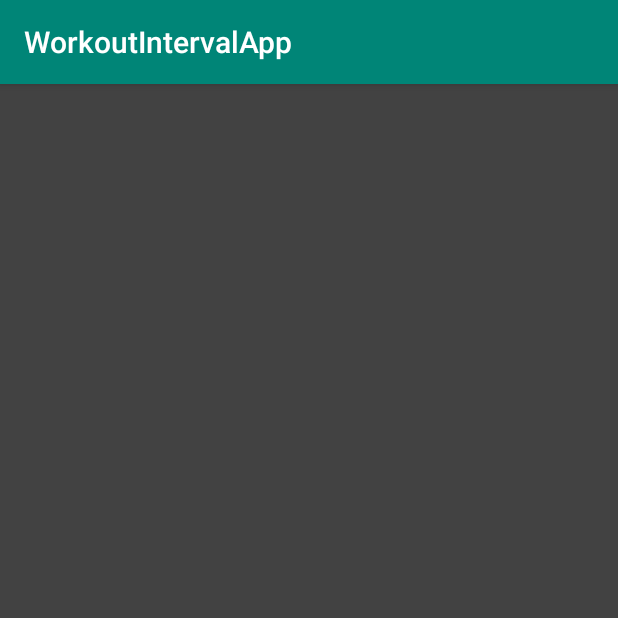
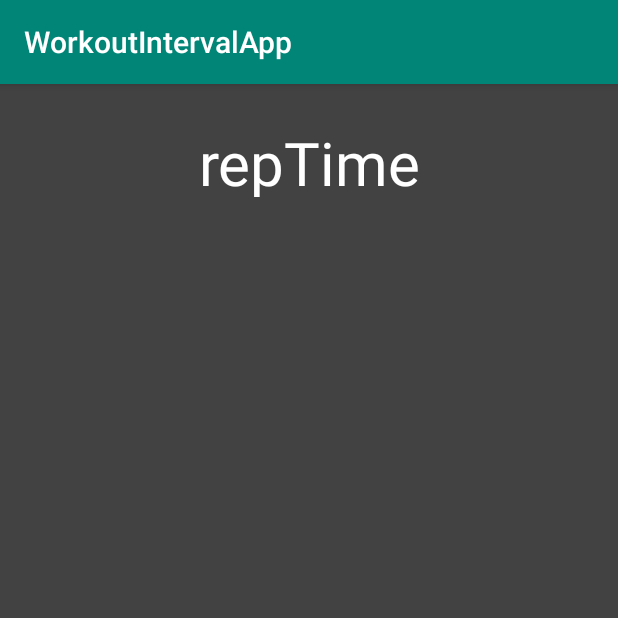
Before and after one commit to mglaser001/WorkoutIntervalTimer, an Android app: the CustomTimerMenuActivity screen opened directly, with no data from a screen before it, after a tap on "REPETITION TIMED INTERVAL", on a phone screen of 412 x 824 dp, the top half of it. Run offline under Robolectric (Android 15) with nearby library versions, the phone set to English and light mode, and no system bars; 3 other taps on this screen came first.

Commit message:
-Add new Menu for Custom Workout creation

```diff
--- a/app/src/main/java/com/mg/workoutintervalapp/CustomTimerMenuActivity.java
+++ b/app/src/main/java/com/mg/workoutintervalapp/CustomTimerMenuActivity.java
@@ -15,6 +15,8 @@ public class CustomTimerMenuActivity extends AppCompatActivity {
     private Button okBtn, timeBtn, repBtn, repTimeBtn, restBtn;
     private boolean isFirst;
     private Intent setWorkoutIntent;
+
+    private String circuitName;
     @Override
     protected void onCreate(Bundle savedInstanceState) {
         super.onCreate(savedInstanceState);
@@ -23,6 +25,7 @@ public class CustomTimerMenuActivity extends AppCompatActivity {
         isFirst = true;
         setWorkoutIntent = new Intent(this, SetCustomMenuActivity.class);
         setActivityViews();
+
 
         if(isFirst){
             selectTitleTV.setVisibility(View.INVISIBLE);
@@ -36,6 +39,7 @@ public class CustomTimerMenuActivity extends AppCompatActivity {
         okBtn.setOnClickListener(new View.OnClickListener() {
             @Override
             public void onClick(View v) {
+                circuitName = workoutNameET.toString();
                 workoutNameET.setVisibility(View.GONE);
                 okBtn.setVisibility(View.GONE);
 
@@ -46,28 +50,36 @@ public class CustomTimerMenuActivity extends AppCompatActivity {
                 restBtn.setVisibility(View.VISIBLE);
             }
         });
-        setOnClickButtons(timeBtn);
-        setOnClickButtons(repBtn);
-        setOnClickButtons(repTimeBtn);
-        setOnClickButtons(restBtn);
-    }
-    private void setOnClickButtons(Button button){
-        if(button == timeBtn){
-            setWorkoutIntent.putExtra( "name", "Timed");
-        }else if(button == repBtn){
-            setWorkoutIntent.putExtra( "name", "Repetition");
-        }else if(button == repTimeBtn){
-            setWorkoutIntent.putExtra( "name", "TimedRepetition");
-        }else if(button == restBtn){
-            setWorkoutIntent.putExtra( "name", "Rest");
-        }
-        button.setOnClickListener(new View.OnClickListener() {
+        timeBtn.setOnClickListener(new View.OnClickListener() {
             @Override
             public void onClick(View v) {
+                setWorkoutIntent.putExtra("name", "time");
+                startActivity(setWorkoutIntent);
+            }
+        });
+        repBtn.setOnClickListener(new View.OnClickListener() {
+            @Override
+            public void onClick(View v) {
+                setWorkoutIntent.putExtra("name", "rep");
+                startActivity(setWorkoutIntent);
+            }
+        });
+        repTimeBtn.setOnClickListener(new View.OnClickListener() {
+            @Override
+            public void onClick(View v) {
+                setWorkoutIntent.putExtra("name", "repTime");
+                startActivity(setWorkoutIntent);
+            }
+        });
+        restBtn.setOnClickListener(new View.OnClickListener() {
+            @Override
+            public void onClick(View v) {
+                setWorkoutIntent.putExtra("name", "rest");
                 startActivity(setWorkoutIntent);
             }
         });
     }
+
     private void setActivityViews(){
         workoutNameET = findViewById(R.id.custom_workoutName_ET);
         selectTitleTV = findViewById(R.id.custom_selectTitleTV);
--- a/app/src/main/java/com/mg/workoutintervalapp/SetCustomMenuActivity.java
+++ b/app/src/main/java/com/mg/workoutintervalapp/SetCustomMenuActivity.java
@@ -2,12 +2,34 @@ package com.mg.workoutintervalapp;
 
 import android.support.v7.app.AppCompatActivity;
 import android.os.Bundle;
+import android.widget.TextView;
 
 public class SetCustomMenuActivity extends AppCompatActivity {
-
+    private TextView workoutTitle;
+    private String workoutType;
     @Override
     protected void onCreate(Bundle savedInstanceState) {
         super.onCreate(savedInstanceState);
         setContentView(R.layout.activity_set_custom_menu);
+
+        workoutTitle = findViewById(R.id.CustomWorkoutTypeTitleTV);
+        if(getIntent().hasExtra("name")){
+            workoutType =  getIntent().getExtras().getString("name");
+        }
+
+        try{
+            workoutTitle.setText(workoutType);
+        }catch (Exception e){
+            System.out.println("No Workout Type");
+        }
+        if(workoutType == "timed"){
+
+        }else if(workoutType == "rep"){
+
+        }else if(workoutType == "repTime"){
+
+        }else if(workoutType == "rest"){
+
+        }
     }
 }
--- a/app/src/main/res/layout/activity_set_custom_menu.xml
+++ b/app/src/main/res/layout/activity_set_custom_menu.xml
@@ -8,7 +8,13 @@
     android:background="@color/cardview_dark_background"
     tools:context=".SetCustomMenuActivity">
     <TextView
+        android:id="@+id/CustomWorkoutTypeTitleTV"
+        android:text="WorkoutType"
+        android:textSize="40sp"
+        android:textColor="@color/cardview_light_background"
+        android:textAlignment="center"
         android:layout_width="match_parent"
         android:layout_height="50dp"
         android:layout_marginTop="20dp"/>
+
 </RelativeLayout>
```
